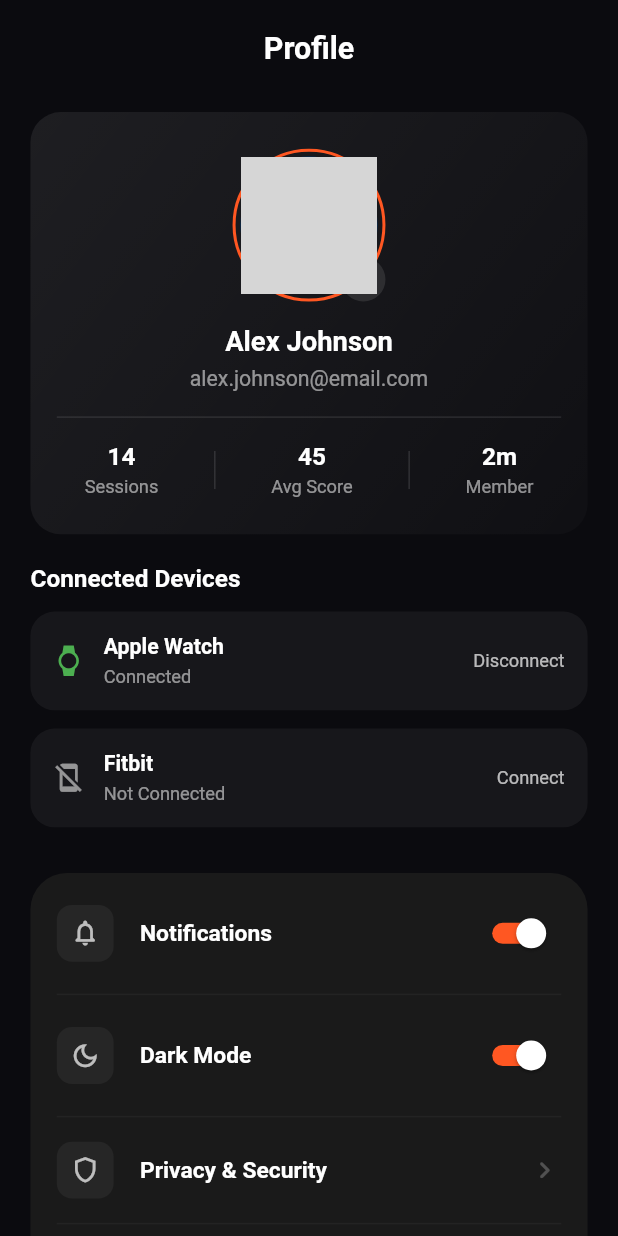
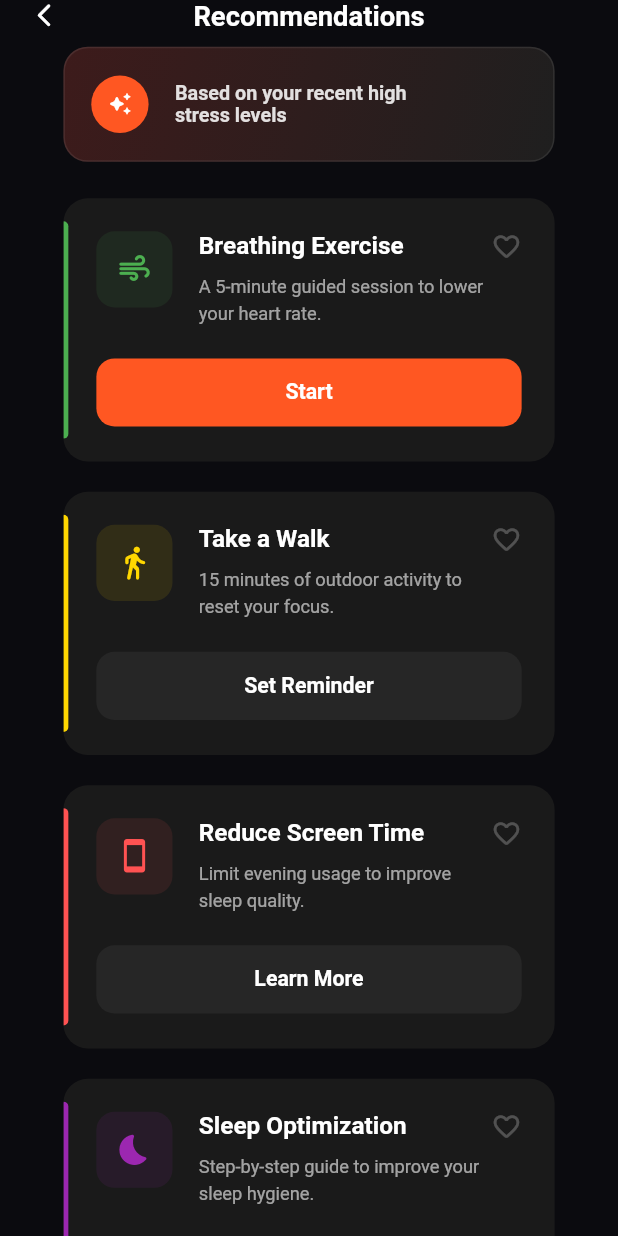
Before and after one commit to byteAnik/stress_detection_app, a Flutter app: the screen it shows after launch, on a phone screen of 412 x 824 dp. Run offline on Flutter 3.47's test engine with Material 3 defaults, Android fonts, the phone set to English and light mode, and no system bars; drawn by our look-alikes of auto_animated; our stand-ins replace audioplayers, connectivity_plus, device_info_plus, dio, fl_chart, flutter_screenutil and 11 more; missing offline and left inert: dotlottie_loader; grey boxes are pictures that could not be loaded.

Commit message:
i have complete recommentdation screen ui

```diff
--- a/lib/constants/app_assets/assets_icons.dart
+++ b/lib/constants/app_assets/assets_icons.dart
@@ -9,52 +9,7 @@ class AssetsIcons {
   static String emailIcon = 'assets/icons/email_icon.png';
   static String lockIcon = 'assets/icons/lock_icon.png';
   static String personIcon = 'assets/icons/person_icon.png';
+  static String questionMarkIcon = 'assets/icons/question_mark_icon.png';
 
-
-
-
-
-
-
-  // SVG ASSETS
-  // static String logo = 'assets/icons/nomomedLogo.png';
-  // static String logoName = 'assets/icons/NomoMedL.png';
-  // static String done = 'assets/icons/done.png';
-  // static String arrowLeft = 'assets/icons/arrow-left.png';
-  // static String email = 'assets/icons/email.png';
-  // static String emails = 'assets/icons/emails.svg';
-  // static String lock = 'assets/icons/lock.svg';
-  // static String feMale = 'assets/icons/male.svg';
-  // static String male = 'assets/icons/female.svg';
-  // static String personP = 'assets/icons/person_p.png';
-  // static String person = 'assets/icons/person.svg';
-  // static String calender = 'assets/icons/calender.svg';
-  // static String clock = 'assets/icons/clock.svg';
-  // static String eyeSlash = 'assets/icons/eye-slash.svg';
-  // static String upload = 'assets/icons/upload.png';
-  // static String success = 'assets/icons/success.png';
-  // static String error = 'assets/icons/error.png';
-  // static String notification = 'assets/icons/notification.png';
-  // static String currentM = 'assets/icons/current_m.png';
-  // static String currentHW = 'assets/icons/current_hw.png';
-  // static String nextM = 'assets/icons/next_m.png';
-  // // static String nextM = 'assets/icons/next_m.png';
-  // static String addHospital = 'assets/icons/person_p.png';
-  // static String changeP = 'assets/icons/change_pass.png';
-  // static String themeP = 'assets/icons/theme_p.png';
-  // static String notificationP = 'assets/icons/notification_p.png';
-  // static String manageP = 'assets/icons/manage_p.png';
-  // static String privacyP = 'assets/icons/privacy_p.png';
-  // static String editP = 'assets/icons/edit_p.png';
-  // static String edit = 'assets/icons/edit.png';
-  // static String delete = 'assets/icons/delete.png';
-  // static String institutionLogo = 'assets/icons/institution_logo.png';
-  // static String hospitalM = 'assets/icons/hospital_m.png';
-  // static String dashboard = 'assets/icons/dashboard.png';
-  // static String calander = 'assets/icons/calander.png';
-  // static String shift = 'assets/icons/shift.png';
-  // static String personPN = 'assets/icons/person.png';
-  // static String light = 'assets/icons/light.png';
   static String dark = 'assets/icons/dark.png';
-
 }
--- a/lib/features/home/presentation/widgets/action_quick.dart
+++ b/lib/features/home/presentation/widgets/action_quick.dart
@@ -1,5 +1,9 @@
 import 'package:flutter/material.dart';
 import 'package:flutter_screenutil/flutter_screenutil.dart';
+import 'package:get/route_manager.dart';
+import 'package:get/state_manager.dart';
+import 'package:stress_detection_app/features/recommenntdation/presentation/recommentdation_screen.dart';
+import 'package:stress_detection_app/helpers/ui_helpers.dart';
 
 class ActionQuick extends StatelessWidget {
   final List<Map<String, dynamic>> quickActions = [
@@ -39,7 +43,7 @@ class ActionQuick extends StatelessWidget {
           ),
         ),
 
-        SizedBox(height: 12.h),
+        UIHelper.verticalSpace(12.h),
 
         /// Horizontal List
         SizedBox(
@@ -50,7 +54,15 @@ class ActionQuick extends StatelessWidget {
             itemBuilder: (context, index) {
               final action = quickActions[index];
 
-              return Container(
+              return GestureDetector(
+                onTap: () {
+                  if (index == 0) {
+                  } else if (index == 1) {
+                  } else if (index == 2) {
+                    Get.to(() => RecommentdationScreen());
+                  }
+                },
+                child: Container(
                   width: 105.w,
                   margin: EdgeInsets.only(right: 12.w),
                   padding: EdgeInsets.symmetric(vertical: 20.h),
@@ -75,7 +87,7 @@ class ActionQuick extends StatelessWidget {
                         ),
                       ),
 
-                    SizedBox(height: 12.h),
+                      UIHelper.verticalSpace(12.h),
 
                       /// Label
                       Text(
@@ -89,6 +101,7 @@ class ActionQuick extends StatelessWidget {
                       ),
                     ],
                   ),
+                ),
               );
             },
           ),
--- a/lib/features/profile/presentation/profile_screen.dart
+++ b/lib/features/profile/presentation/profile_screen.dart
@@ -1,5 +1,6 @@
 import 'package:flutter/material.dart';
 import 'package:flutter_screenutil/flutter_screenutil.dart';
+import 'package:stress_detection_app/constants/app_assets/assets_icons.dart';
 import 'package:stress_detection_app/constants/app_colors.dart';
 import 'package:stress_detection_app/helpers/ui_helpers.dart';
 
@@ -264,10 +265,48 @@ class ProfileScreen extends StatelessWidget {
                     },
                   ),
                 ),
-                UIHelper.verticalSpace(40.h),
+                UIHelper.verticalSpace(20.h),
+                Container(
+                  width: double.infinity,
+                  margin: EdgeInsets.symmetric(horizontal: 20.w),
+                  padding: EdgeInsets.symmetric(vertical: 14.h),
+                  decoration: BoxDecoration(
+                    color: Colors.black,
+                    borderRadius: BorderRadius.circular(12),
+                    border: Border.all(color: Colors.red, width: 1),
+                  ),
+                  child: Row(
+                    mainAxisAlignment: MainAxisAlignment.center,
+                    children: [
+                      Icon(Icons.logout, color: Colors.red, size: 20.sp),
+                      UIHelper.horizontalSpace(8.w),
+                      Text(
+                        'Log Out',
+                        style: TextStyle(
+                          color: Colors.red,
+                          fontSize: 16,
+                          fontWeight: FontWeight.w500,
+                        ),
+                      ),
+                    ],
+                  ),
+                ),
+                UIHelper.verticalSpace(20.h),
               ],
             ),
           ),
+        ),
+      ),
+      floatingActionButton: FloatingActionButton(
+        onPressed: () {},
+        backgroundColor: Colors.deepOrange,
+        shape: RoundedRectangleBorder(
+          borderRadius: BorderRadius.circular(16.r),
+        ),
+        child: Image.asset(
+          AssetsIcons.questionMarkIcon,
+          height: 20.h,
+          width: 20.w,
         ),
       ),
     );
--- /dev/null
+++ b/lib/features/recommenntdation/presentation/recommentdation_screen.dart
@@ -0,0 +1,280 @@
+import 'package:flutter/material.dart';
+import 'package:flutter_screenutil/flutter_screenutil.dart';
+import 'package:stress_detection_app/constants/app_colors.dart';
+import 'package:stress_detection_app/helpers/ui_helpers.dart';
+
+class RecommentdationScreen extends StatelessWidget {
+  const RecommentdationScreen({super.key});
+
+  @override
+  Widget build(BuildContext context) {
+    // Dummy list of recommendations matching the design
+    final List<Map<String, dynamic>> recommendations = [
+      {
+        "title": "Breathing Exercise",
+        "description": "A 5-minute guided session to lower your heart rate.",
+        "icon": Icons.air_rounded,
+        "color": Color(0xFF4CAF50), // Greenish
+        "buttonText": "Start",
+        "isPrimary": true,
+      },
+      {
+        "title": "Take a Walk",
+        "description": "15 minutes of outdoor activity to reset your focus.",
+        "icon": Icons.directions_walk_rounded,
+        "color": Color(0xFFFFD700), // Yellow
+        "buttonText": "Set Reminder",
+        "isPrimary": false,
+      },
+      {
+        "title": "Reduce Screen Time",
+        "description": "Limit evening usage to improve sleep quality.",
+        "icon": Icons.smartphone_rounded,
+        "color": Color(0xFFFF5252), // Reddish
+        "buttonText": "Learn More",
+        "isPrimary": false,
+      },
+      {
+        "title": "Sleep Optimization",
+        "description": "Step-by-step guide to improve your sleep hygiene.",
+        "icon": Icons.bedtime_rounded,
+        "color": Color(0xFF9C27B0), // Purple
+        "buttonText": "Get Started",
+        "isPrimary": false,
+      },
+    ];
+
+    return Scaffold(
+      backgroundColor: AppColors.c0B0B0F,
+      body: SafeArea(
+        child: Padding(
+          padding: EdgeInsets.symmetric(
+            horizontal: UIHelper.kDefaulutPadding(),
+          ),
+          child: SingleChildScrollView(
+            child: Column(
+              children: [
+                /// Top Header
+                Row(
+                  children: [
+                    Icon(
+                      Icons.arrow_back_ios_new_rounded,
+                      color: Colors.white,
+                      size: 18.sp,
+                    ),
+                    Expanded(
+                      child: Center(
+                        child: Text(
+                          'Recommendations',
+                          style: TextStyle(
+                            color: Colors.white,
+                            fontSize: 18.sp,
+                            fontWeight: FontWeight.w700,
+                          ),
+                        ),
+                      ),
+                    ),
+                    SizedBox(width: 18.sp), // For centering balance
+                  ],
+                ),
+
+                /// Everything inside ListView.builder as requested
+                ListView.builder(
+                  shrinkWrap: true,
+                  physics: const NeverScrollableScrollPhysics(),
+                  padding: EdgeInsets.symmetric(
+                    horizontal: 20.w,
+                    vertical: 10.h,
+                  ),
+                  itemCount:
+                      recommendations.length + 1, // +1 for the top banner
+                  itemBuilder: (context, index) {
+                    if (index == 0) {
+                      /// Top Highlight Banner
+                      return Container(
+                        margin: EdgeInsets.only(bottom: 24.h),
+                        padding: EdgeInsets.symmetric(
+                          horizontal: 16.w,
+                          vertical: 18.h,
+                        ),
+                        decoration: BoxDecoration(
+                          borderRadius: BorderRadius.circular(16.r),
+                          gradient: LinearGradient(
+                            colors: [
+                              Color(0xFF3D1B1B), // Darker brownish/red
+                              Color(0xFF1F1F1F),
+                            ],
+                            begin: Alignment.topLeft,
+                            end: Alignment.bottomRight,
+                          ),
+                          border: Border.all(
+                            color: Colors.white.withOpacity(0.08),
+                          ),
+                        ),
+                        child: Row(
+                          children: [
+                            Container(
+                              padding: EdgeInsets.all(10.w),
+                              decoration: BoxDecoration(
+                                color: Colors.deepOrange,
+                                shape: BoxShape.circle,
+                              ),
+                              child: Icon(
+                                Icons.auto_awesome_rounded,
+                                color: Colors.white,
+                                size: 16.sp,
+                              ),
+                            ),
+                            UIHelper.horizontalSpace(16.w),
+                            Text(
+                              'Based on your recent high\nstress levels',
+                              style: TextStyle(
+                                color: Colors.white.withAlpha(220),
+                                fontSize: 13.sp,
+                                fontWeight: FontWeight.w600,
+                              ),
+                            ),
+                          ],
+                        ),
+                      );
+                    }
+
+                    // Data for current recommendation card
+                    final data = recommendations[index - 1];
+                    final Color accentColor = data['color'];
+
+                    return Container(
+                      margin: EdgeInsets.only(bottom: 20.h),
+                      decoration: BoxDecoration(
+                        color: Color(0xFF1A1A1A),
+                        borderRadius: BorderRadius.circular(16.r),
+                      ),
+                      clipBehavior: Clip.antiAlias,
+                      child: Stack(
+                        children: [
+                          /// Left side color bar
+                          Positioned(
+                            left: 0,
+                            top: 15.h,
+                            bottom: 15.h,
+                            child: Container(
+                              width: 3.w,
+                              decoration: BoxDecoration(
+                                color: accentColor,
+                                borderRadius: BorderRadius.horizontal(
+                                  right: Radius.circular(4.r),
+                                ),
+                              ),
+                            ),
+                          ),
+
+                          /// Card Content
+                          Padding(
+                            padding: EdgeInsets.all(20.w),
+                            child: Column(
+                              crossAxisAlignment: CrossAxisAlignment.start,
+                              children: [
+                                Row(
+                                  crossAxisAlignment: CrossAxisAlignment.start,
+                                  children: [
+                                    /// Left Icon with background
+                                    Container(
+                                      padding: EdgeInsets.all(12.w),
+                                      decoration: BoxDecoration(
+                                        color: accentColor.withOpacity(0.1),
+                                        borderRadius: BorderRadius.circular(
+                                          12.r,
+                                        ),
+                                      ),
+                                      child: Icon(
+                                        data['icon'],
+                                        color: accentColor,
+                                        size: 24.sp,
+                                      ),
+                                    ),
+                                    UIHelper.horizontalSpace(16.w),
+
+                                    /// Title and Description
+                                    Expanded(
+                                      child: Column(
+                                        crossAxisAlignment:
+                                            CrossAxisAlignment.start,
+                                        children: [
+                                          Text(
+                                            data['title'],
+                                            style: TextStyle(
+                                              color: Colors.white,
+                                              fontSize: 16.sp,
+                                              fontWeight: FontWeight.bold,
+                                            ),
+                                          ),
+                                          UIHelper.verticalSpace(8.h),
+                                          Text(
+                                            data['description'],
+                                            style: TextStyle(
+                                              color: Colors.white60,
+                                              fontSize: 12.sp,
+                                              height: 1.5,
+                                            ),
+                                          ),
+                                        ],
+                                      ),
+                                    ),
+
+                                    /// Heart Icon
+                                    Icon(
+                                      Icons.favorite_border_rounded,
+                                      color: Colors.white24,
+                                      size: 20.sp,
+                                    ),
+                                  ],
+                                ),
+
+                                UIHelper.verticalSpace(20.h),
+
+                                /// Action Button
+                                SizedBox(
+                                  width: double.infinity,
+                                  child: ElevatedButton(
+                                    onPressed: () {},
+                                    style: ElevatedButton.styleFrom(
+                                      backgroundColor:
+                                          data['isPrimary']
+                                              ? Colors.deepOrange
+                                              : Color(0xFF262626),
+                                      foregroundColor: Colors.white,
+                                      elevation: 0,
+                                      shape: RoundedRectangleBorder(
+                                        borderRadius: BorderRadius.circular(
+                                          12.r,
+                                        ),
+                                      ),
+                                      padding: EdgeInsets.symmetric(
+                                        vertical: 14.h,
+                                      ),
+                                    ),
+                                    child: Text(
+                                      data['buttonText'],
+                                      style: TextStyle(
+                                        fontSize: 14.sp,
+                                        fontWeight: FontWeight.w600,
+                                      ),
+                                    ),
+                                  ),
+                                ),
+                              ],
+                            ),
+                          ),
+                        ],
+                      ),
+                    );
+                  },
+                ),
+              ],
+            ),
+          ),
+        ),
+      ),
+    );
+  }
+}
--- a/lib/main.dart
+++ b/lib/main.dart
@@ -9,6 +9,7 @@ import 'package:stress_detection_app/constants/custome_theme.dart';
 import 'package:stress_detection_app/features/analytics/presentation/analytics_screen.dart';
 import 'package:stress_detection_app/features/breathing/presentation/breathing_screen.dart';
 import 'package:stress_detection_app/features/profile/presentation/profile_screen.dart';
+import 'package:stress_detection_app/features/recommenntdation/presentation/recommentdation_screen.dart';
 import 'package:stress_detection_app/helpers/di.dart';
 import 'package:stress_detection_app/helpers/helper_methods.dart';
 import 'package:stress_detection_app/helpers/navigation_service.dart';
@@ -77,7 +78,7 @@ class UtillScreenMobile extends StatelessWidget {
             return MediaQuery(data: MediaQuery.of(context), child: widget!);
           },
           navigatorKey: NavigationService.navigatorKey,
-          home: ProfileScreen(),
+          home: RecommentdationScreen(),
         );
       },
     );
```
Also changed, not shown: assets/icons/question_mark_icon.png (added). Lines whose indentation alone changed are shown as unchanged.
